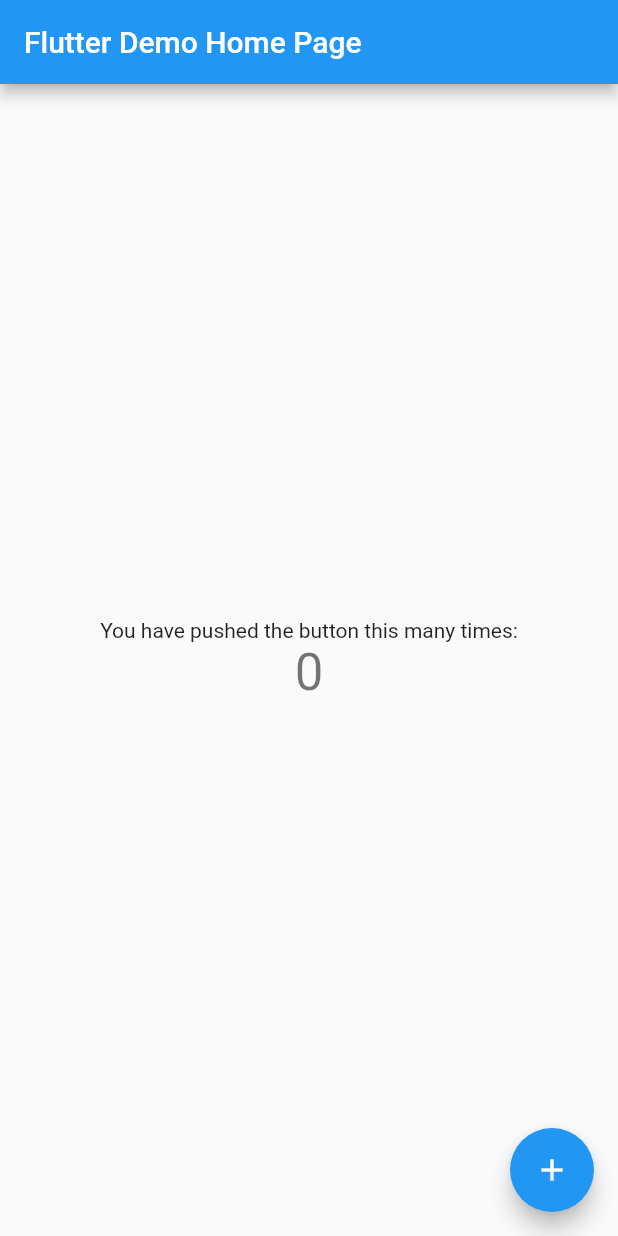
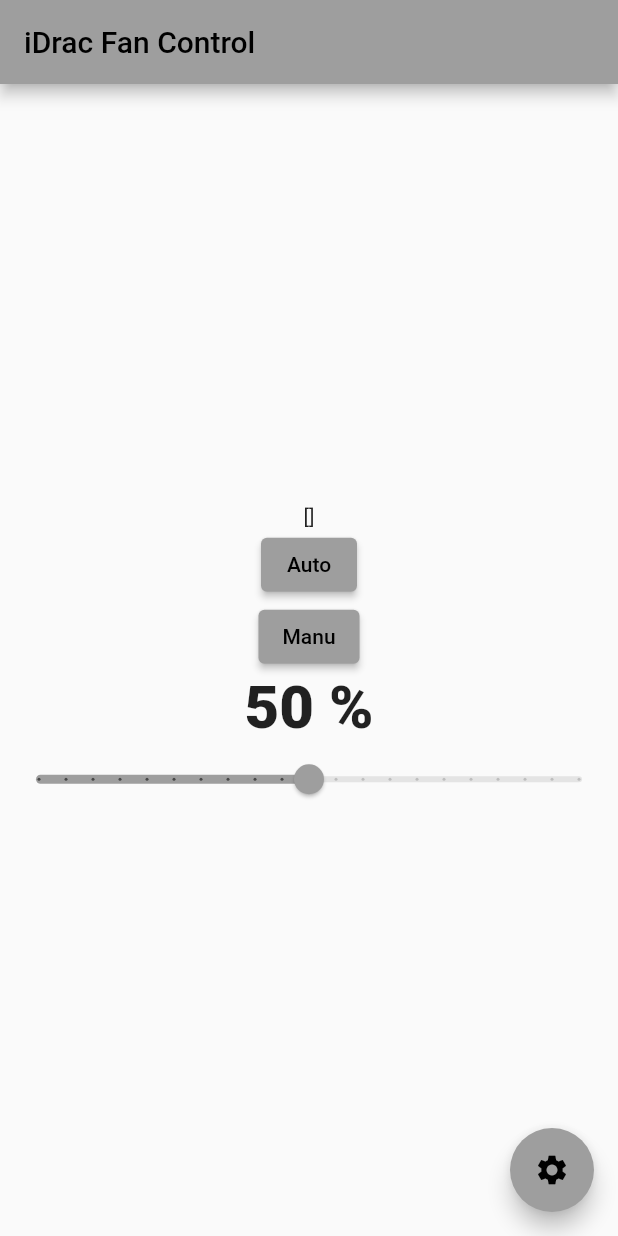
Before and after one commit to PierreStaub/fandrac, a Flutter app: the screen it shows after launch, on a phone screen of 412 x 824 dp. Run offline on Flutter 3.47's test engine with Material 2 defaults, Android fonts, the phone set to English and light mode, and no system bars; missing offline and left inert: process_run.

Commit message:
First functional application (draft)
First functional application (draft)

```diff
--- /dev/null
+++ b/lib/config/idarcConf.json
@@ -0,0 +1,5 @@
+{
+  "ip": "192.168.1.1",
+  "user": "user",
+  "password": "password"
+}
--- /dev/null
+++ b/lib/idarcAction.dart
@@ -0,0 +1,44 @@
+import 'package:process_run/shell.dart';
+
+class IdracAction {
+  // global variables of the class
+  bool gbfanAutoMode = false;
+  String giactualSpeed = "";
+  String gpassword = "";
+  String gip = "";
+  String gUser = "";
+  String gPassword = "";
+
+  IdracAction(this.gip, this.gUser, this.gPassword) {
+    // Init of the IdracAction class
+  }
+
+  Future<int> setFanModeAuto(bool liMode) async {
+    int liResult = 0;
+    var lShell = Shell();
+    if (liMode) {
+      await lShell.run(
+          'C:\\ipmitool_1.8.18-dellemc_p001\\ipmitool.exe -I lanplus -H $gip -U $gUser -P \'$gPassword\' raw 0x30 0x30 0x01 0x01');
+    } else {
+      await lShell.run(
+          'C:\\ipmitool_1.8.18-dellemc_p001\\ipmitool.exe -I lanplus -H $gip -U $gUser -P \'$gPassword\' raw 0x30 0x30 0x01 0x00');
+    }
+    return liResult;
+  }
+
+  int setFanSpeed(int liSpeed) {
+    int liResult = 0;
+    giactualSpeed = liSpeed.toRadixString(16);
+    execIpmiCmd();
+    return liResult;
+  }
+
+  void execIpmiCmd() async {
+    var lShell = Shell();
+    String lidracCmd =
+        'C:\\ipmitool_1.8.18-dellemc_p001\\ipmitool.exe -I lanplus -H $gip -U $gUser -P \'$gPassword\' raw 0x30 0x30 0x02 0xff 0x$giactualSpeed';
+    print(lidracCmd);
+    await lShell.run(
+        'C:\\ipmitool_1.8.18-dellemc_p001\\ipmitool.exe -I lanplus -H $gip -U $gUser -P \'$gPassword\' raw 0x30 0x30 0x02 0xff 0x$giactualSpeed');
+  }
+}
--- a/lib/main.dart
+++ b/lib/main.dart
@@ -1,114 +1,107 @@
+import 'dart:convert';
+import 'dart:io';
 import 'package:flutter/material.dart';
+import 'package:flutter/services.dart';
+import 'idarcAction.dart';
 
 void main() {
-  runApp(const MyApp());
+  runApp(const FanDrac());
 }
 
-class MyApp extends StatelessWidget {
-  const MyApp({Key? key}) : super(key: key);
+class FanDrac extends StatelessWidget {
+  const FanDrac({Key? key}) : super(key: key);
 
-  // This widget is the root of your application.
+  static const String _title = 'iDrac Fan Control';
+
   @override
   Widget build(BuildContext context) {
     return MaterialApp(
-      title: 'Flutter Demo',
+      title: _title,
       theme: ThemeData(
-        // This is the theme of your application.
-        //
-        // Try running your application with "flutter run". You'll see the
-        // application has a blue toolbar. Then, without quitting the app, try
-        // changing the primarySwatch below to Colors.green and then invoke
-        // "hot reload" (press "r" in the console where you ran "flutter run",
-        // or simply save your changes to "hot reload" in a Flutter IDE).
-        // Notice that the counter didn't reset back to zero; the application
-        // is not restarted.
-        primarySwatch: Colors.blue,
+        primarySwatch: Colors.grey,
       ),
-      home: const MyHomePage(title: 'Flutter Demo Home Page'),
+      home: const HomePage(title: 'iDrac Fan Control'),
     );
   }
 }
 
-class MyHomePage extends StatefulWidget {
-  const MyHomePage({Key? key, required this.title}) : super(key: key);
-
-  // This widget is the home page of your application. It is stateful, meaning
-  // that it has a State object (defined below) that contains fields that affect
-  // how it looks.
-
-  // This class is the configuration for the state. It holds the values (in this
-  // case the title) provided by the parent (in this case the App widget) and
-  // used by the build method of the State. Fields in a Widget subclass are
-  // always marked "final".
-
+class HomePage extends StatefulWidget {
+  const HomePage({Key? key, required this.title}) : super(key: key);
   final String title;
 
   @override
-  State<MyHomePage> createState() => _MyHomePageState();
+  State<HomePage> createState() => _HomePageState();
 }
 
-class _MyHomePageState extends State<MyHomePage> {
-  int _counter = 0;
+class _HomePageState extends State<HomePage> {
+  int fanspeedpourcent = 50;
+  List configuration = [];
+  var idracAction = IdracAction("192.168.1.1", "user", "password");
 
-  void _incrementCounter() {
+  Future<void> readJson() async {
+    final String response =
+        await rootBundle.loadString('config/idarcConf.json');
+    final data = await json.decode(response);
     setState(() {
-      // This call to setState tells the Flutter framework that something has
-      // changed in this State, which causes it to rerun the build method below
-      // so that the display can reflect the updated values. If we changed
-      // _counter without calling setState(), then the build method would not be
-      // called again, and so nothing would appear to happen.
-      _counter++;
+      configuration = data;
     });
+    idracAction =
+        IdracAction(configuration[0], configuration[1], configuration[2]);
+  }
+
+  void setFanSpeedAuto() {
+    idracAction.setFanModeAuto(true);
+  }
+
+  void setFanSpeedManu() {
+    idracAction.setFanModeAuto(false);
+  }
+
+  void setFanspeed(int lfanspeed) {
+    idracAction.setFanSpeed(lfanspeed);
   }
 
   @override
   Widget build(BuildContext context) {
-    // This method is rerun every time setState is called, for instance as done
-    // by the _incrementCounter method above.
-    //
-    // The Flutter framework has been optimized to make rerunning build methods
-    // fast, so that you can just rebuild anything that needs updating rather
-    // than having to individually change instances of widgets.
     return Scaffold(
       appBar: AppBar(
-        // Here we take the value from the MyHomePage object that was created by
-        // the App.build method, and use it to set our appbar title.
         title: Text(widget.title),
       ),
       body: Center(
-        // Center is a layout widget. It takes a single child and positions it
-        // in the middle of the parent.
         child: Column(
-          // Column is also a layout widget. It takes a list of children and
-          // arranges them vertically. By default, it sizes itself to fit its
-          // children horizontally, and tries to be as tall as its parent.
-          //
-          // Invoke "debug painting" (press "p" in the console, choose the
-          // "Toggle Debug Paint" action from the Flutter Inspector in Android
-          // Studio, or the "Toggle Debug Paint" command in Visual Studio Code)
-          // to see the wireframe for each widget.
-          //
-          // Column has various properties to control how it sizes itself and
-          // how it positions its children. Here we use mainAxisAlignment to
-          // center the children vertically; the main axis here is the vertical
-          // axis because Columns are vertical (the cross axis would be
-          // horizontal).
           mainAxisAlignment: MainAxisAlignment.center,
           children: <Widget>[
-            const Text(
-              'You have pushed the button this many times:',
+            Text("$configuration"),
+            ElevatedButton(
+                onPressed: setFanSpeedAuto, child: const Text("Auto")),
+            ElevatedButton(
+                onPressed: setFanSpeedManu, child: const Text("Manu")),
+            Text(
+              "$fanspeedpourcent %",
+              style: TextStyle(fontSize: 40.0, fontWeight: FontWeight.w900),
             ),
-            Text(
-              '$_counter',
-              style: Theme.of(context).textTheme.headline4,
-            ),
+            Slider(
+                value: fanspeedpourcent.toDouble(),
+                min: 0,
+                max: 100,
+                divisions: 20,
+                label: "$fanspeedpourcent",
+                onChanged: (double value) {
+                  setState(() {
+                    fanspeedpourcent = value.round();
+                  });
+                },
+                onChangeEnd: (value) {
+                  fanspeedpourcent = value.round();
+                  setFanspeed(fanspeedpourcent);
+                }),
           ],
         ),
       ),
       floatingActionButton: FloatingActionButton(
-        onPressed: _incrementCounter,
-        tooltip: 'Increment',
-        child: const Icon(Icons.add),
+        onPressed: readJson,
+        tooltip: 'Load json configuration',
+        child: const Icon(Icons.settings),
       ), // This trailing comma makes auto-formatting nicer for build methods.
     );
   }
```
